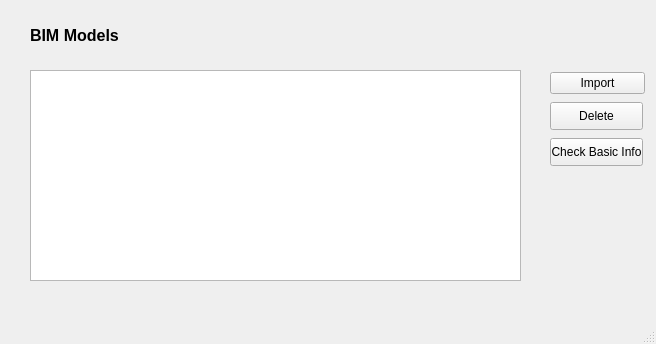
Old version of the form GUI_Windows/ifc_manage.ui in the repository ivanfelipeib/Masterarbeit.
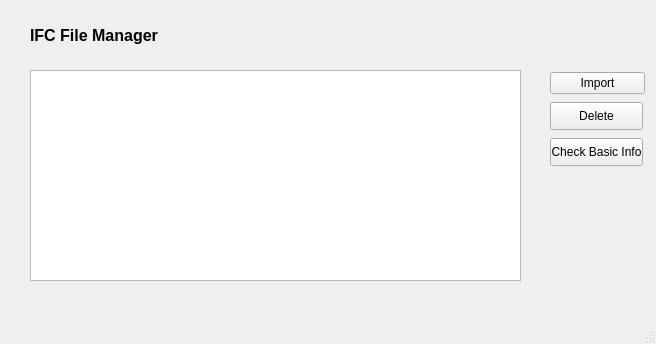
New version of the form. Custom widgets are drawn as their Qt base class.

Commit message: Modify texts in GUI according to Module names and contents described in Thesis

Patch:
```diff
--- a/GUI_Windows/ifc_manage.ui
+++ b/GUI_Windows/ifc_manage.ui
@@ -29,7 +29,7 @@
      <rect>
       <x>30</x>
       <y>20</y>
-      <width>101</width>
+      <width>181</width>
       <height>31</height>
      </rect>
     </property>
@@ -42,7 +42,7 @@
      </font>
     </property>
     <property name="text">
-     <string>BIM Models</string>
+     <string>IFC File Manager</string>
     </property>
    </widget>
    <widget class="QWidget" name="layoutWidget">
```
The commit also changes 6 other files.
